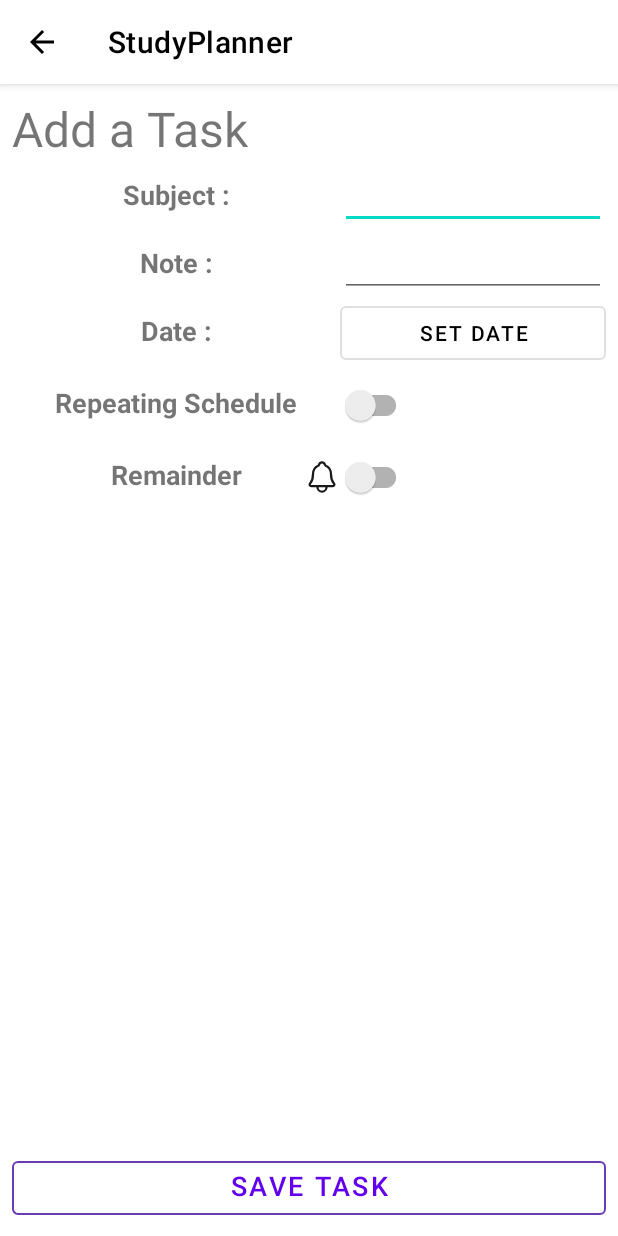
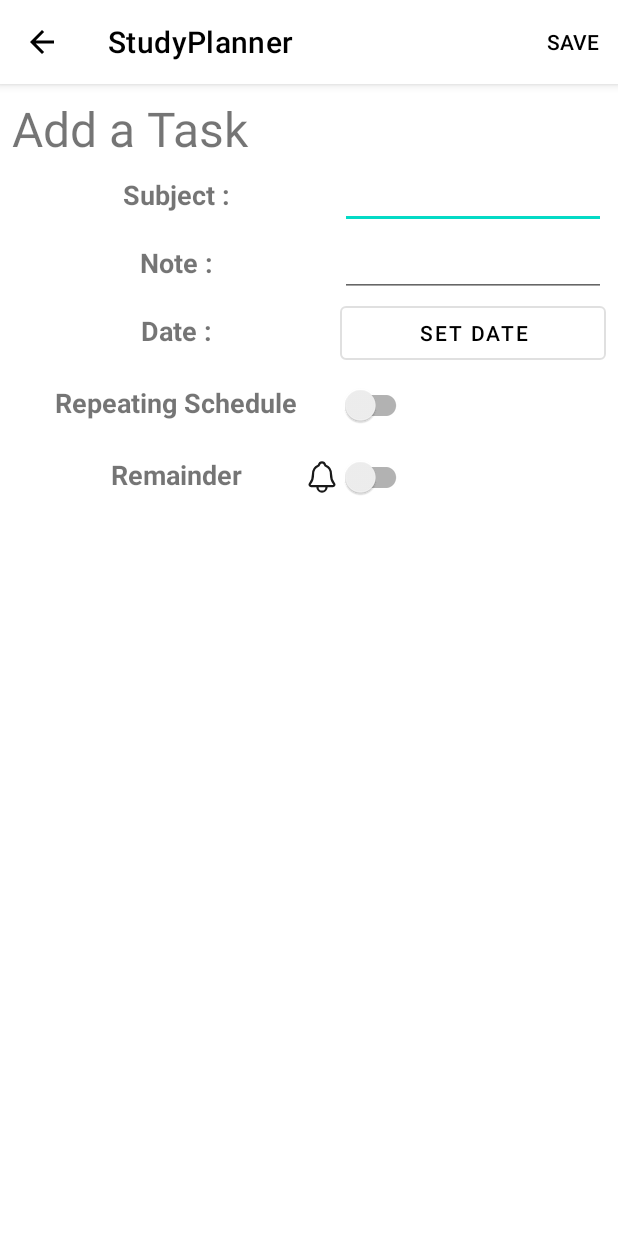
Before and after one commit to KasinaDheeraj/StudyPlanner, an Android app: the AddTaskActivity screen opened directly, with no data from a screen before it, on a phone screen of 412 x 824 dp. Run offline under Robolectric (Android 15) with nearby library versions, the phone set to English and light mode, and no system bars.

Commit message:
Added Demo and some bug fixes.

```diff
--- a/app/build.gradle
+++ b/app/build.gradle
@@ -47,5 +47,9 @@ dependencies {
     annotationProcessor "androidx.room:room-compiler:$room_version"
     //SwipeRecyclerView
     implementation 'com.github.xabaras:RecyclerViewSwipeDecorator:1.3'
+    //cling for tutorial
+    implementation 'com.majeur.cling:cling:1.1'
+    // splash.
+    implementation 'com.github.ViksaaSkool:AwesomeSplash:v1.0.0'
 
 }
--- a/app/src/main/java/com/example/studyplanner/AddTaskActivity.java
+++ b/app/src/main/java/com/example/studyplanner/AddTaskActivity.java
@@ -2,6 +2,7 @@ package com.example.studyplanner;
 
 import static android.view.View.GONE;
 
+import androidx.annotation.NonNull;
 import androidx.annotation.RequiresApi;
 import androidx.appcompat.app.AlertDialog;
 import androidx.appcompat.app.AppCompatActivity;
@@ -9,7 +10,6 @@ import androidx.appcompat.widget.SwitchCompat;
 import androidx.core.content.ContextCompat;
 
 import android.app.Activity;
-import android.app.AlarmManager;
 import android.content.DialogInterface;
 import android.graphics.Color;
 import android.graphics.PorterDuff;
@@ -17,8 +17,9 @@ import android.graphics.drawable.Drawable;
 import android.os.Build;
 import android.os.Bundle;
 import android.text.Html;
-import android.util.Log;
 import android.view.LayoutInflater;
+import android.view.Menu;
+import android.view.MenuItem;
 import android.view.View;
 import android.view.Window;
 import android.view.WindowManager;
@@ -27,13 +28,11 @@ import android.widget.CompoundButton;
 import android.widget.DatePicker;
 import android.widget.EditText;
 import android.widget.Spinner;
-import android.widget.Switch;
 import android.widget.TextView;
 import android.widget.TimePicker;
 
 import com.example.studyplanner.database.AppDatabase;
 import com.example.studyplanner.database.Schedule;
-import com.google.android.material.snackbar.BaseTransientBottomBar;
 import com.google.android.material.snackbar.Snackbar;
 
 import java.text.ParseException;
@@ -42,6 +41,12 @@ import java.util.Calendar;
 import java.util.Date;
 
 public class AddTaskActivity extends AppCompatActivity {
+
+    EditText subET,noteET;
+    TextView remDate,remTime,taskDate;
+    Button dateB,remDateB,remTimeB,saveB;
+    SwitchCompat st,ss;
+    Spinner spinner;
 
     @Override
     protected void onCreate(Bundle savedInstanceState) {
@@ -56,18 +61,18 @@ public class AddTaskActivity extends AppCompatActivity {
         getSupportActionBar().setTitle(Html.fromHtml("<font color=\"#000000\">" + getString(R.string.app_name) + "</font>",0));
         setStatusBarGradiant(this);
 
-        EditText subET=findViewById(R.id.task_subET);
-        EditText noteET=findViewById(R.id.task_noteET);
-        TextView remDate=findViewById(R.id.task_remdate);
-        TextView remTime=findViewById(R.id.task_remtime);
-        TextView taskDate=findViewById(R.id.task_date);
-        Button dateB=findViewById(R.id.task_dateButton);
-        Button remDateB=findViewById(R.id.task_remdateButton);
-        Button remTimeB=findViewById(R.id.task_remtimeButton);
-        Button saveB=findViewById(R.id.save_task);
-        SwitchCompat st=findViewById(R.id.task_switch);
-        SwitchCompat ss=findViewById(R.id.schedule_switch);
-        Spinner spinner=findViewById(R.id.schedule_spinner);
+        subET=findViewById(R.id.task_subET);
+        noteET=findViewById(R.id.task_noteET);
+        remDate=findViewById(R.id.task_remdate);
+        remTime=findViewById(R.id.task_remtime);
+        taskDate=findViewById(R.id.task_date);
+        dateB=findViewById(R.id.task_dateButton);
+        remDateB=findViewById(R.id.task_remdateButton);
+        remTimeB=findViewById(R.id.task_remtimeButton);
+        //saveB=findViewById(R.id.save_task);
+        st=findViewById(R.id.task_switch);
+        ss=findViewById(R.id.schedule_switch);
+        spinner=findViewById(R.id.schedule_spinner);
 
         Bundle extras = getIntent().getExtras();
         if(extras!=null) {
@@ -78,62 +83,13 @@ public class AddTaskActivity extends AppCompatActivity {
             spinner.setSelection(extras.getInt("day",-1)+1);
         }
 
-        saveB.setOnClickListener(new View.OnClickListener() {
-
-            @Override
-            public void onClick(View view) {
-                AppDatabase db=AppDatabase.getDbInstance(AddTaskActivity.this);
-                Schedule s=new Schedule();
-                s.subject=subET.getText().toString();
-                s.note=noteET.getText().toString();
-
-                String pattern="dd/MM/YYYY";
-                if (!dateB.getText().toString().equalsIgnoreCase("set date")) {
-                    SimpleDateFormat sdf=new SimpleDateFormat(pattern);
-                    try {
-                        Date date=sdf.parse(dateB.getText().toString());
-                        Date curr=new Date();
-                        if(curr.after(date)){
-                            s.status=true;
-                        }else{
-                            s.status=false;
-                        }
-                    } catch (ParseException e) {
-                        e.printStackTrace();
-                    }
-                }
-                s.isSchedule=ss.isChecked();
-                s.status=ss.isChecked();
-                if(s.isSchedule){
-                    s.day=spinner.getSelectedItemPosition()-1;
-                    if(s.day==-1){
-                        Snackbar.make(findViewById(R.id.addTask),"Please select day for schedule.", Snackbar.LENGTH_SHORT).show();
-                        return;
-                    }
-                }
-
-                if(!dateB.getText().toString().equalsIgnoreCase("set date")|ss.isChecked()&&!dateB.getText().toString().equalsIgnoreCase("select time")){
-                    s.date=dateB.getText().toString();
-                    if(!s.subject.equals("") | !s.note.equals("")) {
-
-                        db.userDao().insertSchedule(s);
-
-                        Snackbar.make(findViewById(R.id.addTask), R.string.saved_success, Snackbar.LENGTH_LONG)
-                                .setAction(R.string.undo, new View.OnClickListener() {
-                                    @Override
-                                    public void onClick(View view) {
-                                        db.userDao().deleteScheduleArgs(s.date,s.subject);
-                                    }
-                                }).show();
-                    }else{
-                        Snackbar.make(findViewById(R.id.addTask), R.string.valid_args, Snackbar.LENGTH_SHORT).show();
-                    }
-                }else{
-                    Snackbar.make(findViewById(R.id.addTask), R.string.valid_args, Snackbar.LENGTH_SHORT).show();
-                }
-
-            }
-        });
+//        saveB.setOnClickListener(new View.OnClickListener() {
+//
+//            @Override
+//            public void onClick(View view) {
+//                save();
+//            }
+//        });
 
         remDateB.setOnClickListener(new View.OnClickListener() {
             @Override
@@ -201,6 +157,57 @@ public class AddTaskActivity extends AppCompatActivity {
         });
     }
 
+    public void save(){
+        AppDatabase db=AppDatabase.getDbInstance(AddTaskActivity.this);
+        Schedule s=new Schedule();
+        s.subject=subET.getText().toString();
+        s.note=noteET.getText().toString();
+
+        String pattern="dd/MM/YYYY";
+        if (!dateB.getText().toString().equalsIgnoreCase("set date")) {
+            SimpleDateFormat sdf=new SimpleDateFormat(pattern);
+            try {
+                Date date=sdf.parse(dateB.getText().toString());
+                Date curr=new Date();
+                if(curr.after(date)){
+                    s.status=true;
+                }else{
+                    s.status=false;
+                }
+            } catch (ParseException e) {
+                e.printStackTrace();
+            }
+        }
+        s.isSchedule=ss.isChecked();
+        s.status=ss.isChecked();
+        if(s.isSchedule){
+            s.day=spinner.getSelectedItemPosition()-1;
+            if(s.day==-1){
+                Snackbar.make(findViewById(R.id.addTask),"Please select day for schedule.", Snackbar.LENGTH_SHORT).show();
+                return;
+            }
+        }
+
+        if(!dateB.getText().toString().equalsIgnoreCase("set date")|ss.isChecked()&&!dateB.getText().toString().equalsIgnoreCase("select time")){
+            s.date=dateB.getText().toString();
+            if(!s.subject.equals("") | !s.note.equals("")) {
+
+                db.userDao().insertSchedule(s);
+
+                Snackbar.make(findViewById(R.id.addTask), R.string.saved_success, Snackbar.LENGTH_LONG)
+                        .setAction(R.string.undo, new View.OnClickListener() {
+                            @Override
+                            public void onClick(View view) {
+                                db.userDao().deleteScheduleArgs(s.date,s.subject);
+                            }
+                        }).show();
+            }else{
+                Snackbar.make(findViewById(R.id.addTask), R.string.valid_args, Snackbar.LENGTH_SHORT).show();
+            }
+        }else{
+            Snackbar.make(findViewById(R.id.addTask), R.string.valid_args, Snackbar.LENGTH_SHORT).show();
+        }
+    }
 
     public void setDate(Button b){
         AlertDialog.Builder dialogBuilder = new AlertDialog.Builder(this);
@@ -219,7 +226,7 @@ public class AddTaskActivity extends AppCompatActivity {
             {
                 String str="";
                 str += datePicker.getDayOfMonth()+"/";
-                str += datePicker.getMonth()+"/";
+                str += datePicker.getMonth()+1+"/";
                 str += datePicker.getYear();
                 b.setText(str);
             }
@@ -273,6 +280,21 @@ public class AddTaskActivity extends AppCompatActivity {
         ad.show();
     }
 
+    @Override
+    public boolean onCreateOptionsMenu(Menu menu) {
+        getMenuInflater().inflate(R.menu.add,menu);
+        menu.findItem(R.id.save_menu).setTitle(Html.fromHtml("<font color='#000000'>SAVE</font>",0));
+        return super.onCreateOptionsMenu(menu);
+    }
+
+    @Override
+    public boolean onOptionsItemSelected(@NonNull MenuItem item) {
+        if(item.getItemId()==R.id.save_menu){
+            save();
+        }
+        return super.onOptionsItemSelected(item);
+    }
+
     public static void setStatusBarGradiant(Activity activity) {
         Window window = activity.getWindow();
 
--- a/app/src/main/java/com/example/studyplanner/DailyTableActivity.java
+++ b/app/src/main/java/com/example/studyplanner/DailyTableActivity.java
@@ -6,7 +6,6 @@ import androidx.fragment.app.FragmentManager;
 import androidx.viewpager.widget.ViewPager;
 
 import android.app.Activity;
-import android.content.Intent;
 import android.graphics.Color;
 import android.graphics.PorterDuff;
 import android.graphics.drawable.Drawable;
--- a/app/src/main/res/layout/activity_add_task.xml
+++ b/app/src/main/res/layout/activity_add_task.xml
@@ -168,17 +168,17 @@ xmlns:android="http://schemas.android.com/apk/res/android"
         android:gravity="center"
         style="@style/Widget.MaterialComponents.Button.OutlinedButton"
         android:visibility="gone"/>
-    <Button
-        android:id="@+id/save_task"
-        android:layout_row="9"
-        android:layout_column="0"
-        android:layout_columnSpan="2"
-        android:layout_rowSpan="2"
-        android:layout_gravity="fill_horizontal"
-        android:gravity="center_horizontal"
-        style="@style/Widget.MaterialComponents.Button.OutlinedButton"
-        android:text="@string/save_task"
-        android:textSize="18dp"
-        app:strokeColor="#673AB7"/>
+<!--    <Button-->
+<!--        android:id="@+id/save_task"-->
+<!--        android:layout_row="9"-->
+<!--        android:layout_column="0"-->
+<!--        android:layout_columnSpan="2"-->
+<!--        android:layout_rowSpan="2"-->
+<!--        android:layout_gravity="fill_horizontal"-->
+<!--        android:gravity="center_horizontal"-->
+<!--        style="@style/Widget.MaterialComponents.Button.OutlinedButton"-->
+<!--        android:text="@string/save_task"-->
+<!--        android:textSize="18dp"-->
+<!--        app:strokeColor="#673AB7"/>-->
 
 </GridLayout>
--- a/app/src/main/res/layout/activity_main.xml
+++ b/app/src/main/res/layout/activity_main.xml
@@ -4,6 +4,8 @@
     xmlns:tools="http://schemas.android.com/tools"
     android:layout_width="match_parent"
     android:layout_height="match_parent"
+    android:id="@+id/main_activity_root"
+    android:gravity="fill"
     tools:context=".MainActivity">
 
     <androidx.viewpager.widget.ViewPager
--- /dev/null
+++ b/app/src/main/res/menu/add.xml
@@ -0,0 +1,9 @@
+<?xml version="1.0" encoding="utf-8"?>
+<menu xmlns:android="http://schemas.android.com/apk/res/android"
+    xmlns:app="http://schemas.android.com/apk/res-auto">
+<item
+    android:id="@+id/save_menu"
+    android:title="Save"
+    android:orderInCategory="1"
+    app:showAsAction="always|withText"/>
+</menu>
--- a/app/src/main/res/values/colors.xml
+++ b/app/src/main/res/values/colors.xml
@@ -12,5 +12,7 @@
     <color name="green">#3bc43b</color>
     <color name="grey_dim">#696969</color>
     <color name="yellow">#FFFF00</color>
+    <color name="light_indigo">#595a9d</color>
+    <color name="splash_black">#2f2e2c</color>
 
 </resources>
```
Also changed, not shown: app/src/main/AndroidManifest.xml (+16 -7 lines), app/src/main/java/com/example/studyplanner/AddSubjectActivity.java (+19 -1 lines), app/src/main/java/com/example/studyplanner/HomeFragment.java (+23 -1 lines), app/src/main/java/com/example/studyplanner/MainActivity.java (+57 -13 lines), app/src/main/java/com/example/studyplanner/SplashActivity.java (added, +57 -0 lines), app/src/main/java/com/example/studyplanner/adapters/RVTaskAdapter.java (+4 -4 lines), app/src/main/res/layout/activity_add_subject.xml (+15 -15 lines), app/src/main/res/layout/activity_splash.xml (added, +9 -0 lines), app/src/main/res/layout/fragment_home.xml (+0 -43 lines), app/src/main/res/drawable/ic_splash.jpg (added).
